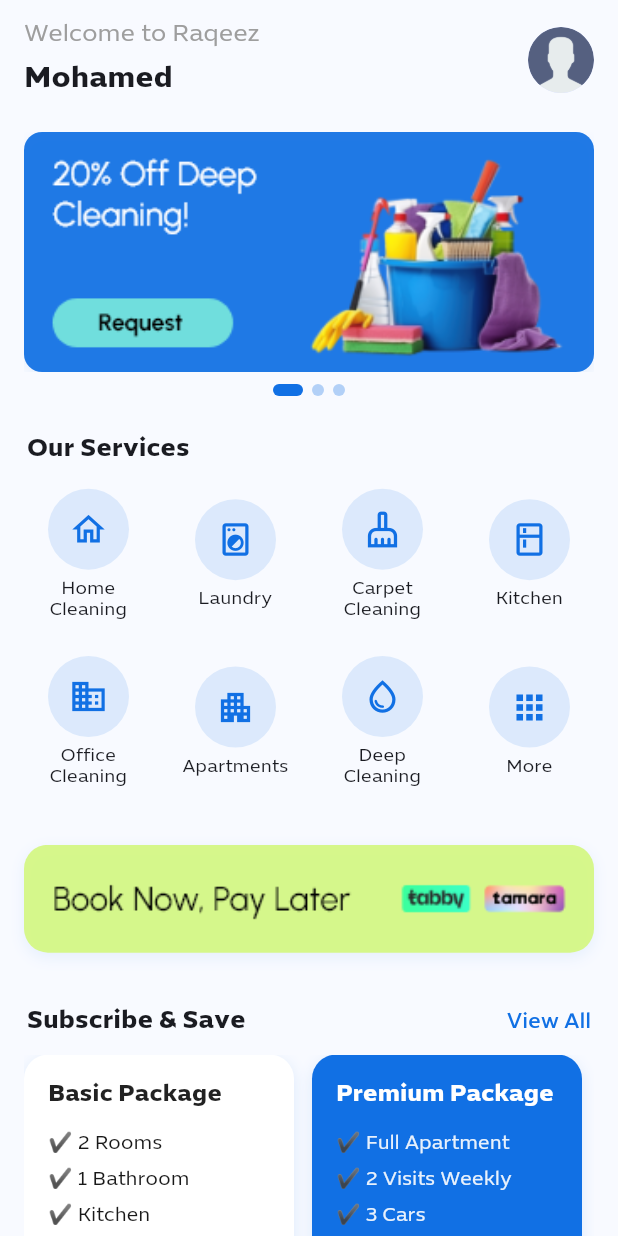
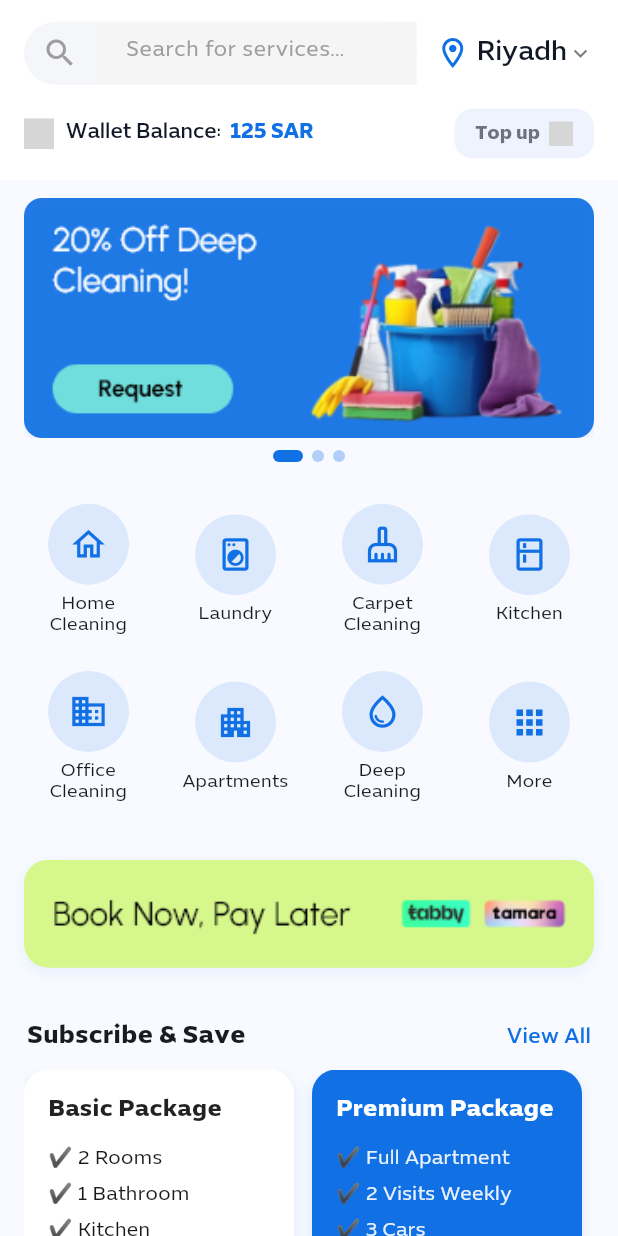
Before and after one commit to cgdmohamed/rakeezmobile, a Flutter app: the HomeScreen screen opened directly, on a phone screen of 412 x 824 dp. Run offline on Flutter 3.47's test engine with Material 3 defaults, Android fonts, the phone set to English and light mode, and no system bars; drawn by our look-alikes of carousel_slider; our stand-ins replace dio, easy_localization, flutter_riverpod, flutter_secure_storage, flutter_svg, go_router and 1 more; accounts and stored records are empty; grey boxes are pictures that could not be loaded.

Commit message:
Refactor: Improve UI components and error handling
- Add `CustomAppBar` and `HomeAppBar` for a consistent look.
- Refactor `CurrencyText` and `InputField` widgets to use theme styles.
- Implement a centralized `ApiErrorHandler` mixin for repositories.
- Remove unused imports and routes.
- Update dependencies and add `enableOnBackInvokedCallback` for Android.

```diff
--- a/assets/translations/ar.json
+++ b/assets/translations/ar.json
@@ -134,5 +134,8 @@
   "spare_parts_policy": "قطع الغيار غير مشمولة في السعر. سيتم إرسال عرض سعر قبل أي تكلفة إضافية.",
   "spare_parts_agreement": "أفهم وأوافق أن قطع الغيار يتم احتسابها بشكل منفصل.",
   "book_now": "احجز الآن",
-  "schedule": "تحديد موعد"
+  "schedule": "تحديد موعد",
+  "wallet_balance": "رصيد المحفظة",
+  "top_up": "شحن الرصيد",
+  "search_services": "ابحث عن الخدمات..."
 }
--- a/assets/translations/en.json
+++ b/assets/translations/en.json
@@ -135,5 +135,8 @@
   "spare_parts_policy": "Spare parts are not included in the price. A quotation will be sent to you before adding any cost.",
   "spare_parts_agreement": "I understand and agree that spare parts are charged separately.",
   "book_now": "Book Now",
-  "schedule": "Schedule"
+  "schedule": "Schedule",
+  "wallet_balance": "Wallet Balance",
+  "top_up": "Top up",
+  "search_services": "Search for services..."
 }
--- a/lib/core/config/app_router.dart
+++ b/lib/core/config/app_router.dart
@@ -1,4 +1,3 @@
-import 'package:flutter/material.dart';
 import 'package:go_router/go_router.dart';
 import '../../presentation/auth/language_screen.dart';
 import '../../presentation/auth/login_screen.dart';
@@ -84,7 +83,6 @@ final appRouter = GoRouter(
 
     // user
     GoRoute(path: '/edit-profile', builder: (_, __) => const EditProfileScreen()),
-    GoRoute(path: '/support', builder: (_, __) => const SupportChatScreen()),
     GoRoute(path: '/location', builder: (_, __) => const LocationSelectionScreen()),
     GoRoute(path: '/addresses', builder: (_, __) => const AddressListScreen()),
     GoRoute(path: '/add-address', builder: (_, __) => const AddAddressScreen()),
--- a/lib/data/network/api_client.dart
+++ b/lib/data/network/api_client.dart
@@ -2,10 +2,12 @@ import 'package:dio/dio.dart';
 import 'package:flutter_secure_storage/flutter_secure_storage.dart';
 import 'package:pretty_dio_logger/pretty_dio_logger.dart';
 
+import 'endpoints.dart';
+
 class ApiClient {
   static final Dio _dio = Dio(
     BaseOptions(
-      baseUrl: 'https://rakeez.testcceg.com/api/v2',
+      baseUrl: ApiEndpoints.baseUrl,
       connectTimeout: const Duration(seconds: 15),
       receiveTimeout: const Duration(seconds: 15),
       headers: {'Accept': 'application/json'},
--- a/lib/main.dart
+++ b/lib/main.dart
@@ -2,7 +2,6 @@ import 'package:flutter/material.dart';
 import 'package:flutter_riverpod/flutter_riverpod.dart';
 import 'package:easy_localization/easy_localization.dart';
 import 'core/config/app_router.dart';
-import 'core/config/app_theme.dart';
 
 Future<void> main() async {
   WidgetsFlutterBinding.ensureInitialized();
--- a/lib/presentation/address/widgets/widgets.dart
+++ b/lib/presentation/address/widgets/widgets.dart
@@ -1,5 +1,4 @@
 import 'package:flutter/material.dart';
-import 'package:easy_localization/easy_localization.dart';
 
 /// حقل إدخال نصوص موحد التصميم
 class InputField extends StatelessWidget {
--- a/lib/presentation/bookings/booking_step1_screen.dart
+++ b/lib/presentation/bookings/booking_step1_screen.dart
@@ -66,7 +66,7 @@ class _BookingStep1ScreenState extends State<BookingStep1Screen> {
                 Switch(
                   value: urgent,
                   onChanged: (v) => setState(() => urgent = v),
-                  activeColor: const Color(0xFF2563EB),
+                  activeThumbColor: const Color(0xFF2563EB),
                 )
               ],
             ),
--- a/lib/presentation/home/home_screen.dart
+++ b/lib/presentation/home/home_screen.dart
@@ -1,5 +1,4 @@
 import 'package:flutter/material.dart';
-import 'package:easy_localization/easy_localization.dart';
 import 'widgets/home_header.dart';
 import 'widgets/home_slider.dart';
 import 'widgets/service_grid.dart';
@@ -7,6 +6,7 @@ import 'widgets/offer_banner.dart';
 import 'widgets/section_title.dart';
 import 'widgets/plan_card_list.dart';
 import 'widgets/request_card_list.dart';
+import 'widgets/home_app_bar.dart';
 
 class HomeScreen extends StatelessWidget {
   const HomeScreen({super.key});
@@ -17,19 +17,17 @@ class HomeScreen extends StatelessWidget {
 
     return Scaffold(
       backgroundColor: background,
+      appBar: const HomeAppBar(),
       body: SafeArea(
         child: SingleChildScrollView(
           padding: const EdgeInsets.symmetric(horizontal: 16, vertical: 12),
           child: Column(
             crossAxisAlignment: CrossAxisAlignment.start,
             children: const [
-              HomeHeader(),
-              SizedBox(height: 20),
+
               HomeSlider(),
               SizedBox(height: 24),
 
-              SectionTitle(title: 'home.our_services'),
-              SizedBox(height: 10),
               ServiceGrid(),
               SizedBox(height: 24),
               OfferBanner(),
--- /dev/null
+++ b/lib/presentation/home/widgets/home_app_bar.dart
@@ -0,0 +1,163 @@
+import 'package:flutter/material.dart';
+import 'package:flutter_svg/flutter_svg.dart';
+import 'package:easy_localization/easy_localization.dart';
+import '../../../core/config/app_colors.dart';
+
+class HomeAppBar extends StatelessWidget implements PreferredSizeWidget {
+  const HomeAppBar({super.key});
+
+  @override
+  Widget build(BuildContext context) {
+    final isRTL = Directionality.of(context) == TextDirection.RTL;
+    final walletLabel = tr('wallet_balance');
+    final topUpLabel = tr('top_up');
+    final locationLabel = 'Riyadh'; // ممكن لاحقًا تجي من provider
+
+    return AppBar(
+      automaticallyImplyLeading: false,
+      backgroundColor: Colors.white,
+      elevation: 0,
+      toolbarHeight: 120,
+      titleSpacing: 16,
+      centerTitle: false,
+      title: Column(
+        crossAxisAlignment:
+        isRTL ? CrossAxisAlignment.end : CrossAxisAlignment.start,
+        children: [
+          // 🔍 Search + Location
+          Row(
+            textDirection: Directionality.of(context),
+            children: [
+              Expanded(
+                child: Container(
+                  height: 42,
+                  decoration: BoxDecoration(
+                    color: const Color(0xFFF4F6F9),
+                    borderRadius: BorderRadius.circular(24),
+                  ),
+                  child: Row(
+                    children: [
+                      const Padding(
+                        padding: EdgeInsets.symmetric(horizontal: 12),
+                        child: Icon(Icons.search, color: Colors.grey),
+                      ),
+                      Expanded(
+                        child: TextField(
+                          textAlign:
+                          isRTL ? TextAlign.right : TextAlign.left,
+                          decoration: InputDecoration(
+                            hintText: tr('search_services'),
+                            hintStyle: const TextStyle(
+                              fontFamily: "ExpoArabic",
+                              color: Colors.grey,
+                              fontSize: 14,
+                            ),
+                            border: InputBorder.none,
+                          ),
+                        ),
+                      ),
+                    ],
+                  ),
+                ),
+              ),
+              const SizedBox(width: 12),
+              Row(
+                textDirection: Directionality.of(context),
+                children: [
+                  const Icon(Icons.location_on_outlined,
+                      color: AppColors.primary),
+                  const SizedBox(width: 4),
+                  Text(
+                    locationLabel,
+                    style: const TextStyle(
+                      fontFamily: "ExpoArabic",
+                      color: AppColors.textPrimary,
+                      fontWeight: FontWeight.w500,
+                    ),
+                  ),
+                  const Icon(Icons.keyboard_arrow_down,
+                      size: 18, color: Colors.black54),
+                ],
+              ),
+            ],
+          ),
+
+          const SizedBox(height: 16),
+
+          // 👛 Wallet + Top-up
+          Row(
+            textDirection: Directionality.of(context),
+            mainAxisAlignment: MainAxisAlignment.spaceBetween,
+            children: [
+              Row(
+                textDirection: Directionality.of(context),
+                children: [
+                  SvgPicture.asset(
+                    'assets/icons/wallet.svg',
+                    width: 20,
+                    height: 20,
+                    colorFilter: const ColorFilter.mode(
+                        AppColors.primary, BlendMode.srcIn),
+                  ),
+                  const SizedBox(width: 8),
+                  Text(
+                    '$walletLabel:',
+                    style: const TextStyle(
+                      fontFamily: "ExpoArabic",
+                      fontSize: 14,
+                      color: AppColors.textPrimary,
+                      fontWeight: FontWeight.w500,
+                    ),
+                  ),
+                  const SizedBox(width: 6),
+                  Text(
+                    '125 SAR',
+                    style: const TextStyle(
+                      fontFamily: "ExpoArabic",
+                      fontSize: 14,
+                      color: AppColors.primary,
+                      fontWeight: FontWeight.w700,
+                    ),
+                  ),
+                ],
+              ),
+              Container(
+                padding:
+                const EdgeInsets.symmetric(horizontal: 14, vertical: 8),
+                decoration: BoxDecoration(
+                  color: const Color(0xFFEFF3FE),
+                  borderRadius: BorderRadius.circular(12),
+                ),
+                child: Row(
+                  textDirection: Directionality.of(context),
+                  children: [
+                    Text(
+                      topUpLabel,
+                      style: const TextStyle(
+                        fontFamily: "ExpoArabic",
+                        color: AppColors.textSecondary,
+                        fontWeight: FontWeight.w600,
+                        fontSize: 13,
+                      ),
+                    ),
+                    const SizedBox(width: 6),
+                    SvgPicture.asset(
+                      'assets/icons/topup.svg',
+                      width: 16,
+                      height: 16,
+                      colorFilter: const ColorFilter.mode(
+                          AppColors.primary, BlendMode.srcIn),
+                    ),
+                  ],
+                ),
+              ),
+            ],
+          ),
+        ],
+      ),
+    );
+  }
+
+  @override
+  Size get preferredSize => const Size.fromHeight(120);
+}
--- a/lib/presentation/services/widgets/service_info_card.dart
+++ b/lib/presentation/services/widgets/service_info_card.dart
@@ -2,7 +2,6 @@ import 'package:flutter/material.dart';
 import 'package:easy_localization/easy_localization.dart';
 import '../../widgets/widgets.dart';
 import '../../../core/config/app_colors.dart';
-import 'package:flutter_svg/flutter_svg.dart';
 
 
 
@@ -93,7 +92,7 @@ class _ServiceInfoCardState extends State<ServiceInfoCard> {
         const SizedBox(height: 8),
 
         PrimaryButton.large(
-          label: tr('book_now') + " ﷼${widget.price.toStringAsFixed(2)}",
+          label: "${tr('book_now')} ﷼${widget.price.toStringAsFixed(2)}",
           color: AppColors.primary,
           onTap: agreed ? widget.onBookNow : () {},
         ),
```
Also changed, not shown: lib/data/network/api_error_handler.dart (added, +8 -0 lines), lib/data/repositories/auth_repository.dart (+7 -9 lines), lib/data/repositories/booking_repository.dart (+6 -7 lines), lib/data/repositories/package_repository.dart (+4 -4 lines), lib/data/repositories/profile_repository.dart (+6 -7 lines), lib/presentation/widgets/currency_text.dart (+4 -12 lines), lib/presentation/widgets/custom_app_bar.dart (added, +93 -0 lines), lib/presentation/widgets/widgets.dart (+0 -12 lines), pubspec.lock, 1 other file.
